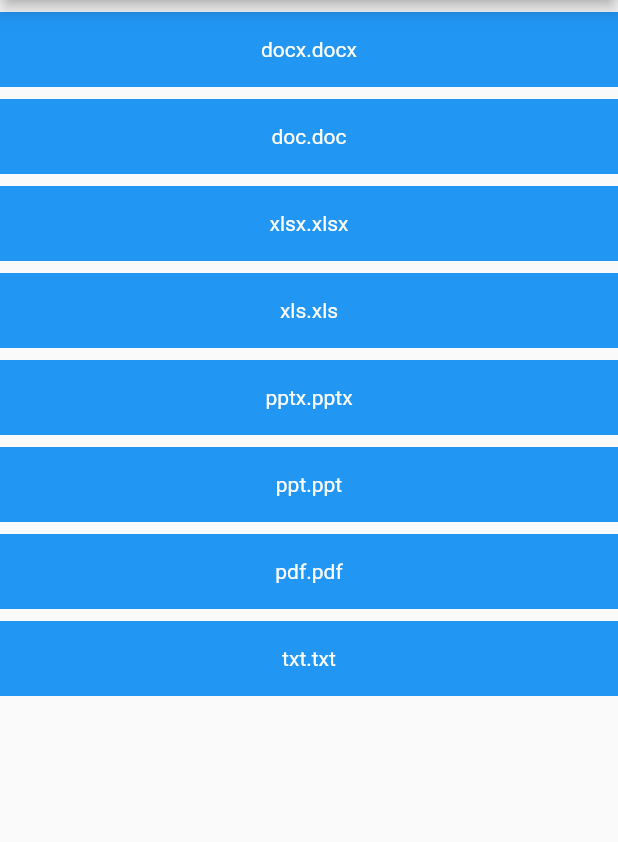
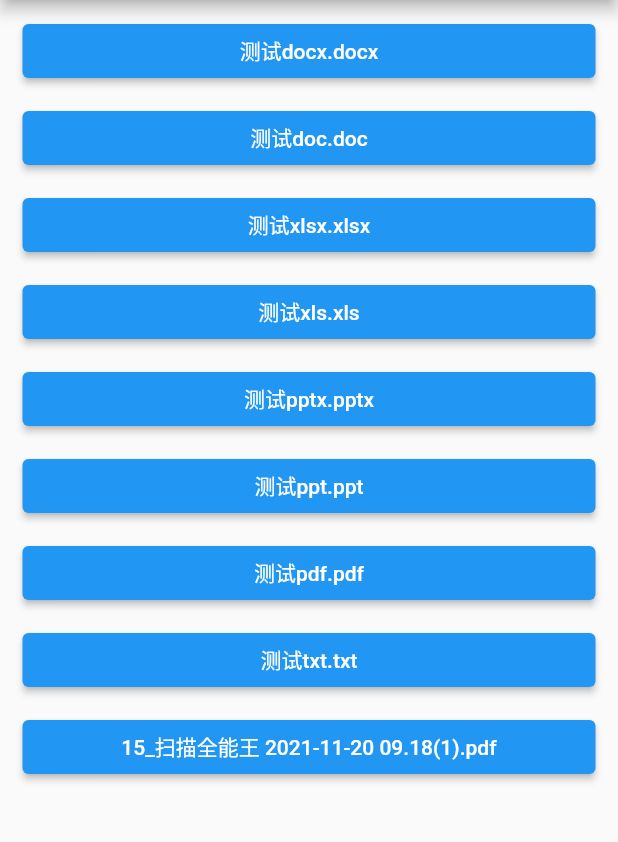
Before and after one commit to LiWenHui96/flutter_file_view, a Flutter app: the screen it shows after launch, on a phone screen of 412 x 824 dp, the part 84-926 px from its top. Run offline on Flutter 3.47's test engine with Material 2 defaults, Android fonts, the light colour scheme and no system bars; our stand-ins replace dio.

Commit message:
fix example

```diff
--- a/example/analysis_options.yaml
+++ b/example/analysis_options.yaml
@@ -22,8 +22,8 @@ linter:
   # `// ignore_for_file: name_of_lint` syntax on the line or in the file
   # producing the lint.
   rules:
-  # avoid_print: false  # Uncomment to disable the `avoid_print` rule
-  # prefer_single_quotes: true  # Uncomment to enable the `prefer_single_quotes` rule
+    # avoid_print: false  # Uncomment to disable the `avoid_print` rule
+    # prefer_single_quotes: true  # Uncomment to enable the `prefer_single_quotes` rule
 
 # Additional information about this file can be found at
 # https://dart.dev/guides/language/analysis-options
--- a/example/lib/main.dart
+++ b/example/lib/main.dart
@@ -1,13 +1,14 @@
 import 'dart:convert';
 import 'dart:io';
 
-import 'package:flutter/foundation.dart';
 import 'package:flutter/material.dart';
 import 'package:flutter/services.dart';
-import 'package:flutter_file_view_example/page_network_view.dart';
+import 'package:flutter_file_view/flutter_file_view.dart';
+import 'package:flutter_localizations/flutter_localizations.dart';
 import 'package:path_provider/path_provider.dart';
 
-import 'page_file_view.dart';
+import 'page_local_file_viewer.dart';
+import 'page_network_file_viewer.dart';
 
 void main() => runApp(const MyApp());
 
@@ -22,6 +23,13 @@ class _MyAppState extends State<MyApp> {
   @override
   Widget build(BuildContext context) {
     return const MaterialApp(
+      localizationsDelegates: <LocalizationsDelegate<dynamic>>[
+        GlobalMaterialLocalizations.delegate,
+        GlobalWidgetsLocalizations.delegate,
+        GlobalCupertinoLocalizations.delegate,
+        ViewerLocalizationsDelegate.delegate,
+      ],
+      supportedLocales: [Locale('en', 'US'), Locale('zh', 'CN')],
       debugShowCheckedModeBanner: false,
       home: HomePage(),
     );
@@ -36,52 +44,29 @@ class HomePage extends StatefulWidget {
 }
 
 class _HomePageState extends State<HomePage> {
-  List<String> iosFiles = [
-    'docx.docx',
-    'doc.doc',
-    'xlsx.xlsx',
-    'xls.xls',
-    'pptx.pptx',
-    'ppt.ppt',
-    'pdf.pdf',
-    'txt.txt',
-    'jpg.jpg',
-    'jpeg.jpeg',
-    'png.png',
+  List<String> files = [
+    '测试docx.docx',
+    '测试doc.doc',
+    '测试xlsx.xlsx',
+    '测试xls.xls',
+    '测试pptx.pptx',
+    '测试ppt.ppt',
+    '测试pdf.pdf',
+    '测试txt.txt',
+    'https://fanhai-photo.oss-cn-shanghai.aliyuncs.com/15_扫描全能王 2021-11-20 09.18(1).pdf',
   ];
-
-  List<String> androidFiles = [
-    'docx.docx',
-    'doc.doc',
-    'xlsx.xlsx',
-    'xls.xls',
-    'pptx.pptx',
-    'ppt.ppt',
-    'pdf.pdf',
-    'txt.txt',
-  ];
-
-  List<String> files = [];
-
-  @override
-  void initState() {
-    if (Platform.isAndroid) {
-      files = androidFiles;
-    } else if (Platform.isIOS) {
-      files = iosFiles;
-    }
-
-    super.initState();
-  }
 
   @override
   Widget build(BuildContext context) {
     return Scaffold(
-      appBar: AppBar(
-        systemOverlayStyle: SystemUiOverlayStyle.light,
-        title: const Text('File View'),
-      ),
-      body: ListView.builder(
+      appBar: AppBar(title: const Text('File View')),
+      body: _buildBodyWidget(),
+    );
+  }
+
+  Widget _buildBodyWidget() {
+    return ListView.builder(
+      itemCount: files.length,
       itemBuilder: (context, index) {
         String filePath = files[index];
         String fileShowText = '';
@@ -103,53 +88,47 @@ class _HomePageState extends State<HomePage> {
           type = fileShowText.substring(j + 1).toLowerCase();
         }
 
-          return GestureDetector(
-            onTap: () {
-              if (filePath.contains('http://') ||
-                  filePath.contains('https://')) {
+        final child = ElevatedButton(
+          onPressed: () {
+            if (filePath.contains('http://') || filePath.contains('https://')) {
               onNetworkTap(title, type, filePath);
             } else {
               onLocalTap(type, 'assets/files/$filePath');
             }
           },
-            child: Container(
-              height: 50,
-              alignment: Alignment.center,
-              margin: const EdgeInsets.only(top: 8.0),
-              color: Theme.of(context).primaryColor,
-              child: Text(
-                fileShowText,
-                style: const TextStyle(color: Colors.white),
-              ),
-            ),
+          child: Text(fileShowText),
+        );
+
+        return Container(
+          margin: const EdgeInsets.only(top: 10.0),
+          padding: const EdgeInsets.symmetric(horizontal: 15.0),
+          child: child,
         );
       },
-        itemCount: files.length,
-      ),
     );
   }
 
-  onLocalTap(String type, String assetPath) async {
+  Future onLocalTap(String type, String assetPath) async {
     String filePath = await setFilePath(type, assetPath);
     if (!await asset2Local(type, assetPath)) {
       return;
     }
 
     Navigator.of(context).push(MaterialPageRoute(builder: (ctx) {
-      return FileLocalViewPage(filePath: filePath);
+      return LocalFileViewerPage(filePath: filePath);
     }));
   }
 
-  onNetworkTap(String title, String type, String downloadUrl) async {
+  Future onNetworkTap(String title, String type, String downloadUrl) async {
     String filePath = await setFilePath(type, title);
 
-    if (await fileExists(filePath)) {
+    if (fileExists(filePath)) {
       Navigator.of(context).push(MaterialPageRoute(builder: (ctx) {
-        return FileLocalViewPage(filePath: filePath);
+        return LocalFileViewerPage(filePath: filePath);
       }));
     } else {
       Navigator.of(context).push(MaterialPageRoute(builder: (ctx) {
-        return FileNetworkViewPage(
+        return NetworkFileViewerPage(
           downloadUrl: downloadUrl,
           downloadPath: filePath,
         );
@@ -157,24 +136,11 @@ class _HomePageState extends State<HomePage> {
     }
   }
 
-  setFilePath(String type, String assetPath) async {
-    final Directory _directory = await getTemporaryDirectory();
-    String dic = "${_directory.path}/fileview/";
-    return dic + base64.encode(utf8.encode(assetPath)) + "." + type;
-  }
-
-  fileExists(String filePath) async {
-    if (await File(filePath).exists()) {
-      return true;
-    }
-    return false;
-  }
-
-  asset2Local(String type, String assetPath) async {
+  Future asset2Local(String type, String assetPath) async {
     String filePath = await setFilePath(type, assetPath);
 
     File file = File(filePath);
-    if (await fileExists(filePath)) {
+    if (fileExists(filePath)) {
       await file.delete();
     }
 
@@ -184,4 +150,11 @@ class _HomePageState extends State<HomePage> {
     await file.writeAsBytes(bd.buffer.asUint8List(), flush: true);
     return true;
   }
+
+  Future setFilePath(String type, String assetPath) async {
+    final _directory = await getTemporaryDirectory();
+    return "${_directory.path}/fileview/${base64.encode(utf8.encode(assetPath))}.$type";
   }
+
+  bool fileExists(String filePath) => File(filePath).existsSync();
+}
```
Also changed, not shown: example/lib/page_file_view.dart (deleted, +0 -36 lines), example/lib/page_local_file_viewer.dart (added, +31 -0 lines), example/lib/page_network_file_viewer.dart (renamed from example/lib/page_network_view.dart, +7 -8 lines), example/pubspec.yaml (+6 -4 lines), example/assets/files/jpeg.jpeg (deleted), example/assets/files/jpg.jpg (deleted), example/assets/files/png.png (deleted), example/assets/files/测试txt.txt (renamed from example/assets/files/txt.txt), 34 other files. Lines whose indentation alone changed are shown as unchanged.
